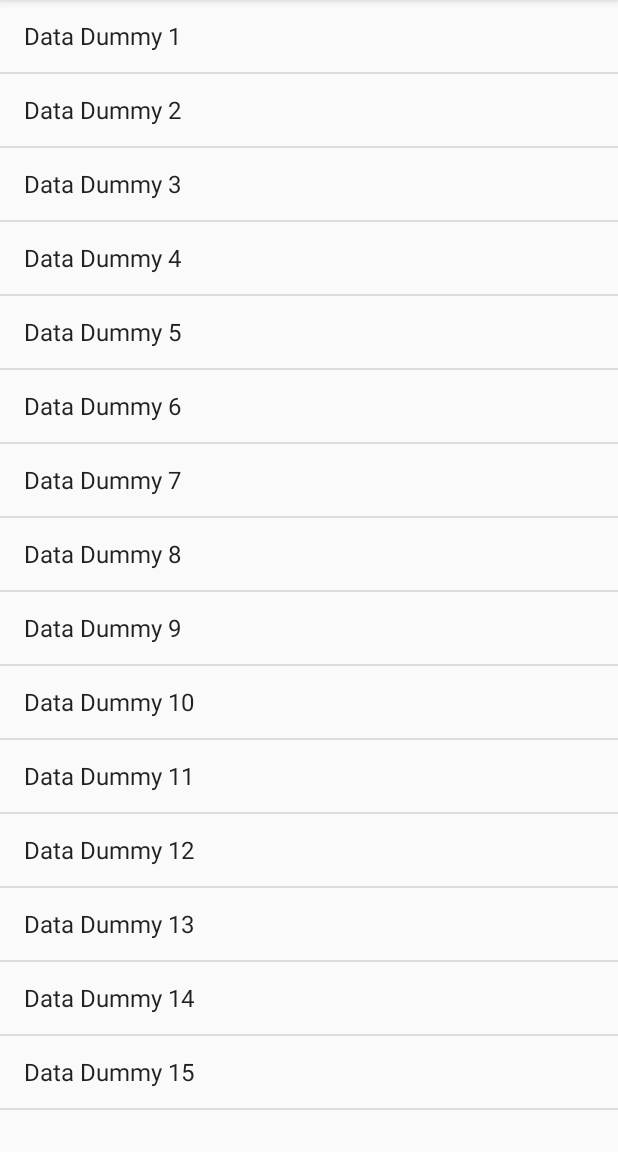
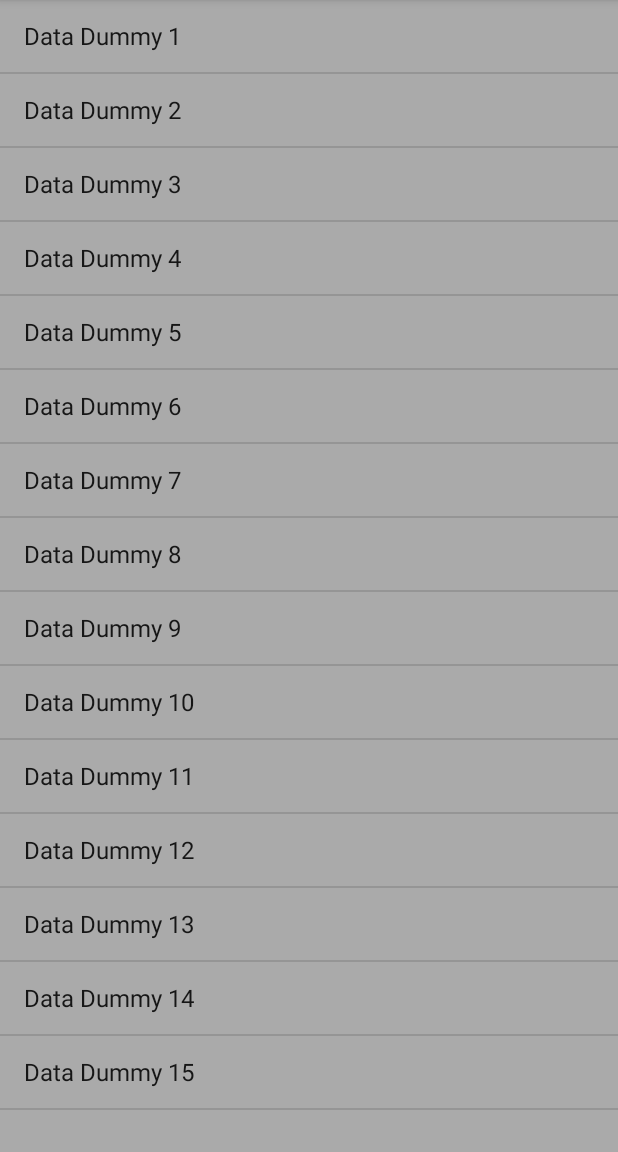
Before and after one commit to tyangjawi03/belajarandroid, an Android app: the ListViewActivity screen opened directly, with no data from a screen before it, on a phone screen of 412 x 824 dp, the part 84-1236 px from its top. Run offline under Robolectric (Android 15) with nearby library versions, the phone set to English and light mode, and no system bars.

Commit message:
change background color

```diff
--- a/app/src/main/res/layout/activity_list_view.xml
+++ b/app/src/main/res/layout/activity_list_view.xml
@@ -10,6 +10,7 @@
     <ListView
         android:id="@+id/list_view"
         android:layout_width="match_parent"
-        android:layout_height="match_parent" />
+        android:layout_height="match_parent"
+        android:background="@android:color/darker_gray"/>
 
 </LinearLayout>
```
